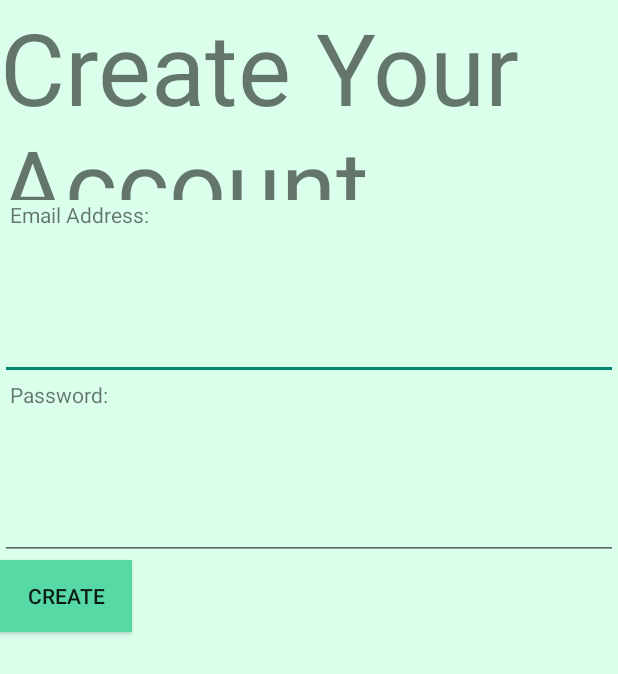
After one commit to timmychan823/comp3330project, an Android app built with Jetpack Compose: the CreateaccountActivity screen opened directly, with no data from a screen before it, on a phone screen of 412 x 824 dp. The commit adds this screen. Shown: the top 674 px of the screen. Run offline under Robolectric (Android 15) with nearby library versions, the phone set to English and light mode, and no system bars; our stand-ins replace Volley; network calls fail.

Commit message:
Added basic account verification logic

```diff
--- a/app/src/main/AndroidManifest.xml
+++ b/app/src/main/AndroidManifest.xml
@@ -1,10 +1,10 @@
 <?xml version="1.0" encoding="utf-8"?>
 <manifest xmlns:android="http://schemas.android.com/apk/res/android"
     xmlns:tools="http://schemas.android.com/tools">
+
     <uses-permission android:name="android.permission.INTERNET" />
 
     <application
-        android:usesCleartextTraffic="true"
         android:allowBackup="true"
         android:dataExtractionRules="@xml/data_extraction_rules"
         android:fullBackupContent="@xml/backup_rules"
@@ -13,7 +13,11 @@
         android:roundIcon="@mipmap/ic_launcher_round"
         android:supportsRtl="true"
         android:theme="@style/Theme.RiceLegFinder"
+        android:usesCleartextTraffic="true"
         tools:targetApi="34">
+        <activity
+            android:name=".CreateaccountActivity"
+            android:exported="false" />
         <activity
             android:name=".HomePage"
             android:exported="true" />
--- /dev/null
+++ b/app/src/main/java/com/example/ricelegfinder/CreateaccountActivity.kt
@@ -0,0 +1,52 @@
+package com.example.ricelegfinder
+
+import androidx.appcompat.app.AppCompatActivity
+import android.os.Bundle
+import android.util.Log
+import android.widget.Button
+import android.widget.EditText
+import androidx.activity.ComponentActivity
+import androidx.compose.foundation.layout.Box
+import com.android.volley.Request
+import com.android.volley.Response
+import com.android.volley.toolbox.JsonObjectRequest
+import com.android.volley.toolbox.Volley
+import com.example.constants.serverIPandPort
+import org.json.JSONObject
+
+class CreateaccountActivity: ComponentActivity() {
+    override fun onCreate(savedInstanceState: Bundle?) {
+        super.onCreate(savedInstanceState)
+        setContentView(R.layout.createaccount)
+
+        val create_email_address: EditText = findViewById<EditText>(R.id.create_email_address)
+        val create_password: EditText = findViewById<EditText>(R.id.create_password)
+        val create_account_button: Button = findViewById(R.id.create_account_button)
+
+        create_account_button.setOnClickListener {
+
+
+
+            val createEmailAddressText:String = create_email_address!!.text.toString()
+            val createPasswordText:String = create_password!!.text.toString()
+
+            val url:String = serverIPandPort +"/passcode"+ "?email_address=" + createEmailAddressText
+            val jsonObjectRequest = JsonObjectRequest( Request.Method.GET, url, null, Response.Listener { response ->
+                dummy(response,createEmailAddressText) },
+                Response.ErrorListener { error -> Log.e("MyActivity",error.toString())
+                } )
+            Volley.newRequestQueue(this).add(jsonObjectRequest)
+        }
+
+
+
+
+
+
+
+    }
+
+    fun dummy(jsonObj: JSONObject, createEmailAddressText: String) {
+
+    }
+}
--- a/app/src/main/java/com/example/ricelegfinder/MainActivity.kt
+++ b/app/src/main/java/com/example/ricelegfinder/MainActivity.kt
@@ -44,6 +44,12 @@ class MainActivity : ComponentActivity() {
         val errorText: TextView = findViewById<TextView>(R.id.error)
 
 
+        createAccountButton.setOnClickListener{
+            val intent = Intent(this@MainActivity, CreateaccountActivity::class.java)
+            startActivity(intent)
+
+        }
+
         loginButton.setOnClickListener {
 
 
--- /dev/null
+++ b/app/src/main/res/layout/createaccount.xml
@@ -0,0 +1,66 @@
+<?xml version="1.0" encoding="utf-8"?>
+<androidx.constraintlayout.widget.ConstraintLayout xmlns:android="http://schemas.android.com/apk/res/android"
+    xmlns:app="http://schemas.android.com/apk/res-auto"
+    xmlns:tools="http://schemas.android.com/tools"
+    android:layout_width="match_parent"
+    android:layout_height="match_parent"
+    tools:context=".CreateaccountActivity">
+
+
+    <LinearLayout
+        android:layout_width="match_parent"
+        android:layout_height="match_parent"
+        android:background="#DAFFEB"
+        android:orientation="vertical">
+        <TextView
+            android:layout_width="fill_parent"
+            android:layout_height="200px"
+            android:text="Create Your Account"
+            android:textSize="100px">
+        </TextView>
+
+        <TextView
+            android:layout_width="match_parent"
+            android:layout_height="80px"
+            android:layout_marginLeft="10px"
+            android:text="Email Address:">
+
+        </TextView>
+
+
+        <EditText
+            android:id="@+id/create_email_address"
+            android:layout_width="match_parent"
+            android:layout_height="100px"
+            android:textSize="40px"></EditText>
+
+        <TextView
+            android:layout_width="match_parent"
+            android:layout_height="80px"
+            android:layout_marginLeft="10px"
+            android:text="Password:">
+
+        </TextView>
+
+        <EditText
+            android:id="@+id/create_password"
+            android:layout_width="match_parent"
+            android:layout_height="100px"
+            android:textSize="40px">
+
+        </EditText>
+
+
+        <Button
+            android:id="@+id/create_account_button"
+            android:layout_width="wrap_content"
+            android:layout_height="wrap_content"
+            android:text = "Create"
+            android:background="#57D9A6">
+
+        </Button>
+
+
+    </LinearLayout>
+
+</androidx.constraintlayout.widget.ConstraintLayout>
```
